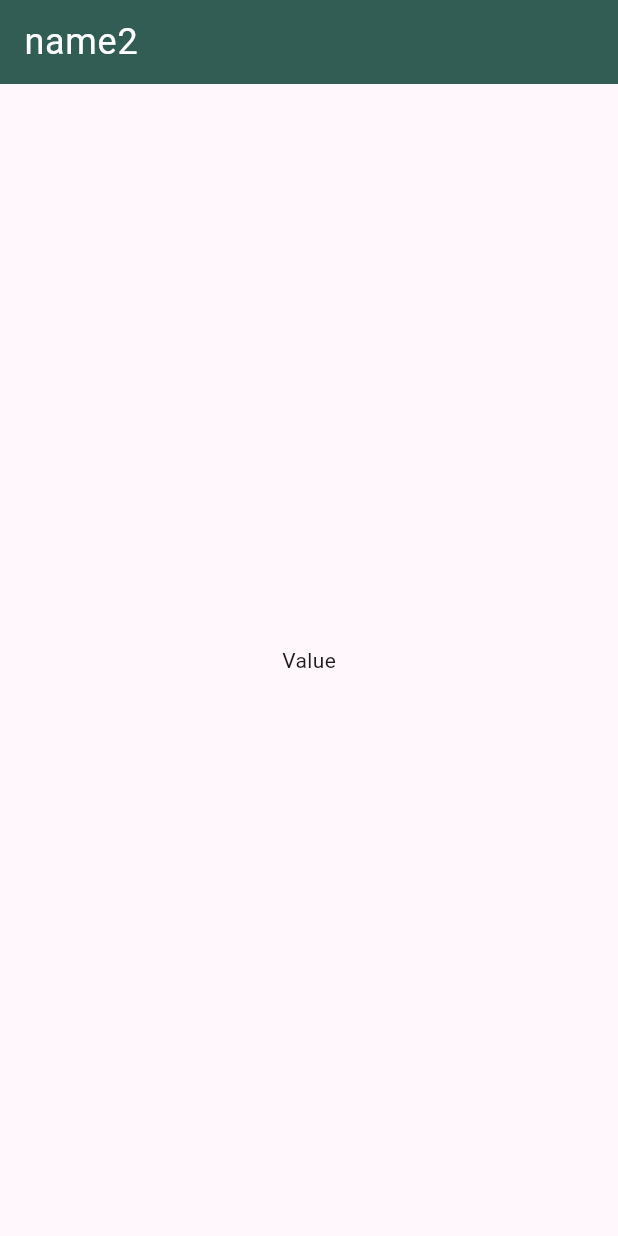
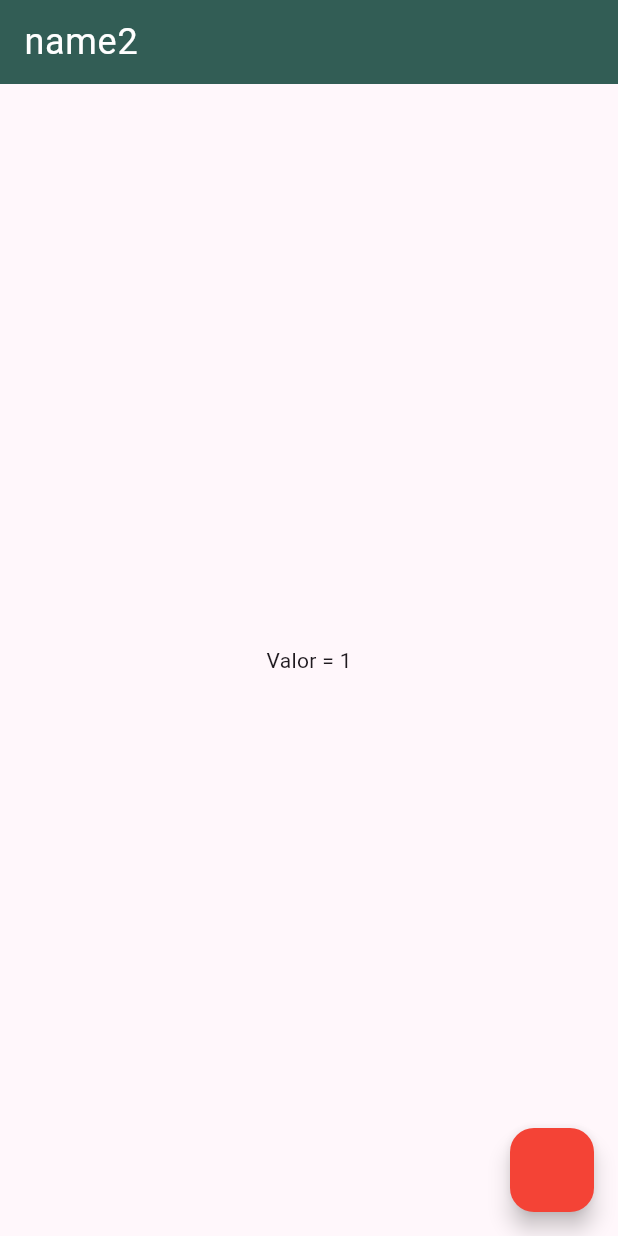
Before and after one commit to gussXX/Flutter_14112023_App_financas, a Flutter app: the screen it shows after launch, on a phone screen of 412 x 824 dp. Run offline on Flutter 3.47's test engine with Material 2 defaults, Android fonts, the phone set to English and light mode, and no system bars; our stand-ins replace flutter_mobx, mobx; generated files the repository leaves out were written again.

Commit message:
State mane

```diff
--- a/lib/home_app.dart
+++ /dev/null
@@ -1,36 +0,0 @@
-import 'package:flutter/material.dart';
-
-class HomeApp extends StatefulWidget {
-  const HomeApp({super.key, required this.pageTitle});
-  final String pageTitle;
-
-  @override
-  State<HomeApp> createState() => _HomeAppState();
-}
-
-class _HomeAppState extends State<HomeApp> with WidgetsBindingObserver {
-  @override
-  void initState() {
-    print(ThemeMode.system.index);
-    super.initState();
-  }
-
-  @override
-  void dispose() {
-    super.dispose();
-  }
-
-  @override
-  Widget build(BuildContext context) {
-    return Scaffold(
-      appBar: AppBar(
-        title: Text(widget.pageTitle,
-            style: Theme.of(context).textTheme.bodyLarge),
-        backgroundColor: Theme.of(context).colorScheme.primary,
-      ),
-      body: const Center(
-        child: Text('Value'),
-      ),
-    );
-  }
-}
--- a/lib/material_app.dart
+++ b/lib/material_app.dart
@@ -1,4 +1,4 @@
-import 'package:financas/home_app.dart';
+import 'package:financas/pages/home/home_app.dart';
 import 'package:financas/theme/theme.dart';
 import 'package:flutter/material.dart';
 
@@ -8,10 +8,11 @@ class Home extends StatelessWidget {
   @override
   Widget build(BuildContext context) {
     return MaterialApp(
+      debugShowCheckedModeBanner: false,
       theme: Tema().lightMode(),
       darkTheme: Tema().darkMode(),
       themeMode: ThemeMode.system,
-      home: const HomeApp(pageTitle: 'name2'),
+      home: HomeApp(pageTitle: 'name2'),
     );
   }
 }
--- /dev/null
+++ b/lib/mobX/app_state.dart
@@ -0,0 +1,14 @@
+import 'package:mobx/mobx.dart';
+part 'app_state.g.dart';
+
+class AppState = AppStateBase with _$AppState;
+
+abstract class AppStateBase with Store {
+  @observable
+  int value = 1;
+
+  @action
+  void increment() {
+    value++;
+  }
+}
--- a/lib/mobX/state.dart
+++ /dev/null
@@ -1 +0,0 @@
-import 'package:mobx/mobx.dart';
--- /dev/null
+++ b/lib/pages/home/appbar.dart
@@ -0,0 +1,16 @@
+import 'package:flutter/material.dart';
+
+class ThisppBar {
+  Function? context;
+  String? pagetitle;
+
+  AppBar thisAppBar({
+    required BuildContext context,
+    required String pagetitle,
+  }) {
+    return AppBar(
+      title: Text(pagetitle, style: Theme.of(context).textTheme.bodyLarge),
+      backgroundColor: Theme.of(context).colorScheme.primary,
+    );
+  }
+}
--- /dev/null
+++ b/lib/pages/home/float_Button.dart
@@ -0,0 +1,22 @@
+import 'package:flutter/material.dart'
+    show Color, FloatingActionButton, VoidCallback;
+
+//const Color(0xff325D55)
+
+class FloatButton {
+  Function? action;
+  Color? colors;
+
+  FloatingActionButton floatingActionButton({
+    required VoidCallback action,
+    required Color colors,
+  }) {
+    this.action = action;
+    this.colors = colors;
+
+    return FloatingActionButton(
+      backgroundColor: colors,
+      onPressed: action,
+    );
+  }
+}
--- /dev/null
+++ b/lib/pages/home/home_app.dart
@@ -0,0 +1,47 @@
+// ignore_for_file: non_constant_identifier_names
+
+import 'package:financas/mobX/app_state.dart';
+import 'package:financas/pages/home/float_Button.dart';
+import 'package:flutter/material.dart';
+import 'package:financas/pages/home/appbar.dart';
+import 'package:flutter_mobx/flutter_mobx.dart';
+
+class HomeApp extends StatefulWidget {
+  const HomeApp({super.key, required this.pageTitle});
+  final String pageTitle;
+
+  @override
+  State<HomeApp> createState() => _HomeAppState();
+}
+
+class _HomeAppState extends State<HomeApp> with WidgetsBindingObserver {
+  final app_state = AppState();
+  final floatButton = FloatButton();
+  final appbar = ThisppBar();
+
+  @override
+  void initState() {
+    super.initState();
+  }
+
+  @override
+  void dispose() {
+    super.dispose();
+  }
+
+  @override
+  Widget build(BuildContext context) {
+    return Scaffold(
+      floatingActionButton: floatButton.floatingActionButton(
+          action: app_state.increment, colors: Colors.red),
+      appBar: appbar.thisAppBar(context: context, pagetitle: widget.pageTitle),
+      body: Center(
+        child: Observer(
+          builder: (_) {
+            return Text('Valor = ${app_state.value}');
+          },
+        ),
+      ),
+    );
+  }
+}
--- a/pubspec.yaml
+++ b/pubspec.yaml
@@ -37,8 +37,10 @@ dependencies:
   cupertino_icons: ^1.0.2
   mobx: ^2.2.1
   build_runner: ^2.4.6
+  flutter_mobx: ^2.1.1
 
 dev_dependencies:
+  mobx_codegen: ^2.1.1
   flutter_test:
     sdk: flutter
 
```
Also changed, not shown: lib/mobX/app_state.g.dart (added), pubspec.lock.
